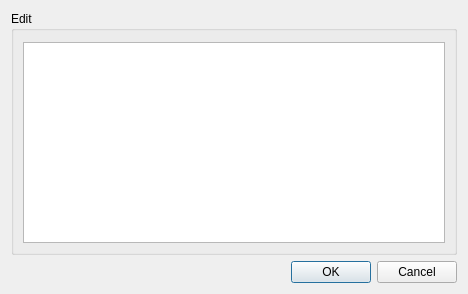
Before: the Qt Designer form interface/addswitches_simple.ui in MatusGuy/youtube-dl_GUI, drawn with Qt 5.
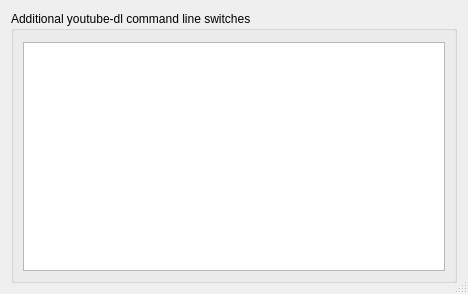
After: the same form once the commit is applied. Icons and pictures are not drawn.

What changed in the file:
```diff
--- a/interface/addswitches_simple.ui
+++ b/interface/addswitches_simple.ui
@@ -23,6 +23,12 @@
   <property name="locale">
    <locale language="English" country="UnitedKingdom"/>
   </property>
+  <property name="sizeGripEnabled">
+   <bool>true</bool>
+  </property>
+  <property name="modal">
+   <bool>true</bool>
+  </property>
   <layout class="QGridLayout" name="gridLayout_2">
    <item row="0" column="0" colspan="2">
     <widget class="QGroupBox" name="GroupBox">
@@ -33,7 +39,7 @@
       </sizepolicy>
      </property>
      <property name="title">
-      <string>Edit</string>
+      <string>Additional youtube-dl command line switches</string>
      </property>
      <layout class="QGridLayout" name="gridLayout">
       <property name="topMargin">
@@ -63,13 +69,6 @@
      </layout>
     </widget>
    </item>
-   <item row="1" column="1">
-    <widget class="QDialogButtonBox" name="buttonBox">
-     <property name="standardButtons">
-      <set>QDialogButtonBox::Cancel|QDialogButtonBox::Ok</set>
-     </property>
-    </widget>
-   </item>
   </layout>
  </widget>
  <resources/>
```
Left out of the diff: 2 changed lines with no effect on the pictures.
